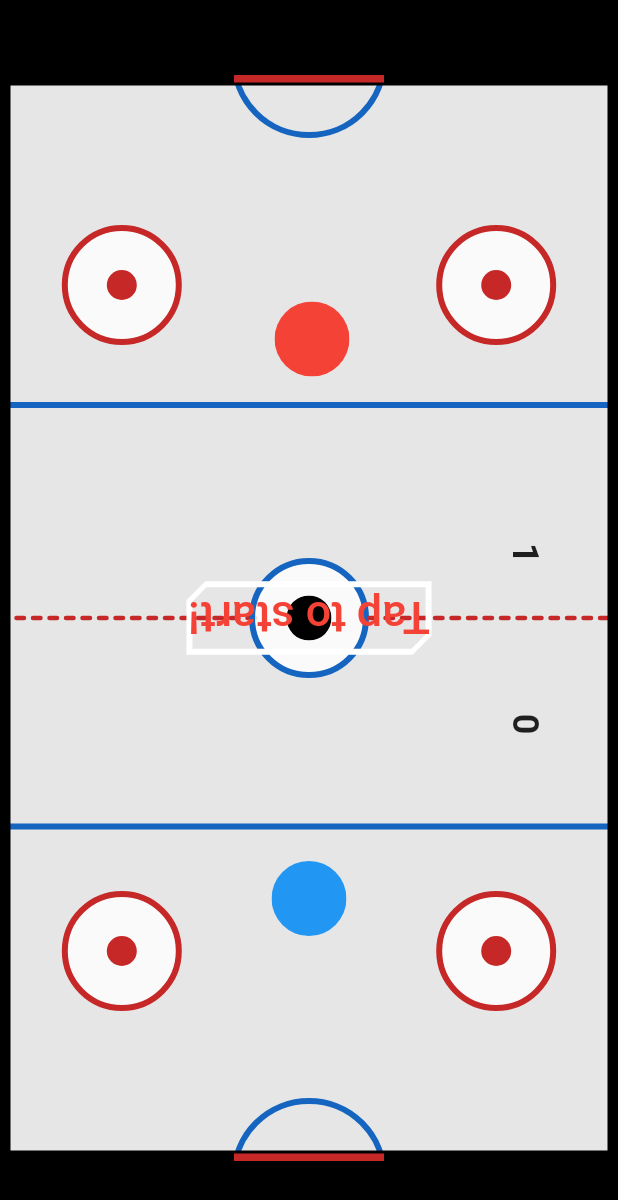
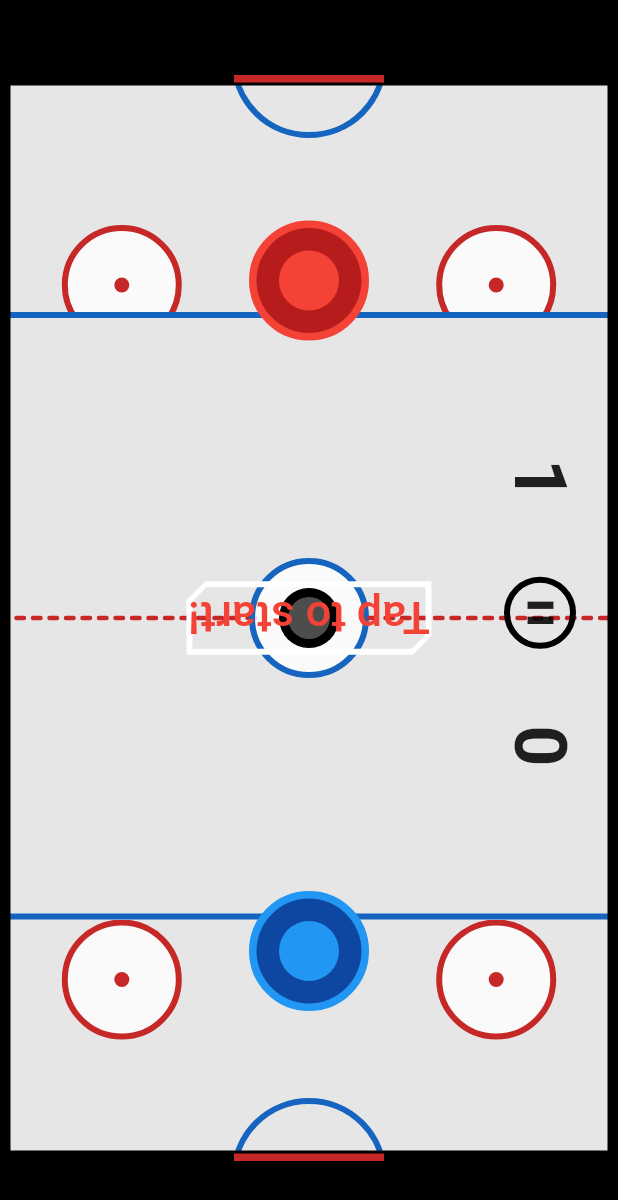
Before and after one commit to hngx-org/team-hurricane-hockey, a Flutter app: the GameScreen screen opened by its route, after a tap on "Tap to start!", on a phone screen of 412 x 824 dp. Shown: the top 1200 px of the screen. Run offline on Flutter 3.47's test engine with Material 2 defaults, Android fonts, the phone set to English and light mode, and no system bars; our stand-ins replace animate_do, google_fonts; statements that could not run were skipped.

Commit message:
fixes: UI fixes

```diff
--- a/lib/constants.dart
+++ b/lib/constants.dart
@@ -1,4 +1,4 @@
-const playerSize = 50.0;
+const playerSize = 80.0;
 const playerRadius = playerSize / 2;
-const ballSize = 30.0;
+const ballSize = 40.0;
 const ballRadius = ballSize / 2;
--- a/lib/screens/game_screen.dart
+++ b/lib/screens/game_screen.dart
@@ -1,4 +1,4 @@
-import 'dart:math';
+import 'dart:math' as math;
 
 import 'package:flutter/material.dart';
 import 'package:flutter/services.dart';
@@ -11,7 +11,7 @@ import 'package:team_hurricane_hockey/screens/widgets/spaces.dart';
 
 class GameScreen extends StatefulWidget {
   const GameScreen({Key? key}) : super(key: key);
-static const routeName = 'gameScreen';
+  static const routeName = 'gameScreen';
 
   @override
   State<GameScreen> createState() => _MyHomePageState();
@@ -56,9 +56,10 @@ class _MyHomePageState extends State<GameScreen> {
   late double distanceBall2P1;
   late double distanceBall2P2;
   int gameEndsAt = 10;
+  Offset? previousPoint;
 
   double pythagoras(double a, double b) {
-    return sqrt(pow(a, 2).toDouble() + pow(b, 2).toDouble());
+    return math.sqrt(math.pow(a, 2).toDouble() + math.pow(b, 2).toDouble());
   }
 
   void nextRound(String player) {
@@ -71,14 +72,6 @@ class _MyHomePageState extends State<GameScreen> {
       textStart = "${player1.name} Wins";
       textStartFontSize *= 2;
       turn = player1.name;
-      // player1.left = MediaQuery.of(context).size.width / 2 - playerRadius;
-      // player1.top = playerSize * 3;
-      // player2.left = MediaQuery.of(context).size.width / 2 - playerRadius;
-      // player2.top = MediaQuery.of(context).size.height - (playerSize * 6);
-      // textStartLeft = tableWidth / 2 - textStartWidth / 2;
-      // textStartTop = tableHeight / 2 - textStartHeight / 2;
-      // ball.left = MediaQuery.of(context).size.width / 2 - ballRadius;
-      // ball.top = (MediaQuery.of(context).size.height / 2) - ballRadius - 50;
       gameIsFinished = true;
     } else if (player2.score == gameEndsAt) {
       textStart = "${player2.name} Wins";
@@ -167,11 +160,15 @@ class _MyHomePageState extends State<GameScreen> {
       player1.left -= 2.0; // Adjust the speed of the computer player's horizontal movement.
     }
 
+    previousPoint = Offset(player1.left, 0);
+
     if (player1.centerY < desiredY) {
       player1.top += 1.0; // Adjust the speed of the computer player's vertical movement.
     } else if (player1.centerY > desiredY) {
       player1.top -= 1.0; // Adjust the speed of the computer player's vertical movement.
     }
+
+    previousPoint = Offset(player1.left, player1.top);
 
     // Ensure the computer player's paddle stays within its half of the field horizontally and vertically.
     player1.top = player1.top.clamp(minY, maxY);
@@ -193,7 +190,7 @@ class _MyHomePageState extends State<GameScreen> {
     double speedFactor = 2.0;
 
     // Limit the maximum speed
-    double maxSpeed = 5.0;
+    double maxSpeed = 2.0;
     horizontalSpeed = horizontalSpeed.clamp(-maxSpeed, maxSpeed);
     verticalSpeed = verticalSpeed.clamp(-maxSpeed, maxSpeed);
 
@@ -231,14 +228,14 @@ class _MyHomePageState extends State<GameScreen> {
       tableWidth = sWidth;
       tableHeight = sHeight - 100;
       player1.left = sWidth / 2 - playerRadius;
-      player1.top = playerSize * 3;
+      player1.top = playerSize * 1.2;
       player2.left = sWidth / 2 - playerRadius;
-      player2.top = sHeight - (playerSize * 6);
+      player2.top = sHeight - (playerSize * 3.5);
       textStartLeft = tableWidth / 2 - textStartWidth / 2;
       textStartTop = tableHeight / 2 - textStartHeight / 2;
       ball.left = sWidth / 2 - ballRadius;
       ball.top = (sHeight / 2) - ballRadius - 50;
-      turn = Random().nextBool() ? player1.name : player2.name;
+      turn = math.Random().nextBool() ? player1.name : player2.name;
       gameIsStarted = true;
     } else {
       defendGoal();
@@ -349,8 +346,8 @@ class _MyHomePageState extends State<GameScreen> {
                   : const SizedBox.shrink(),
               // ball and score text
               Positioned(
-                right: 48,
-                top: (MediaQuery.of(context).size.height / 2) - 100,
+                right: 24,
+                top: (MediaQuery.of(context).size.height / 2) - 156,
                 child: Column(
                   children: [
                     RotatedBox(
@@ -358,18 +355,39 @@ class _MyHomePageState extends State<GameScreen> {
                       child: Text(
                         player1.score.toString(),
                         style: const TextStyle(
-                          fontSize: 24,
+                          fontSize: 48,
                           fontWeight: FontWeight.w700,
                         ),
                       ),
                     ),
-                    const SizedBox(height: 100),
+                    const SizedBox(height: 51),
+                    InkWell(
+                      onTap: () {},
+                      child: Container(
+                        height: 48,
+                        width: 48,
+                        decoration: BoxDecoration(
+                          shape: BoxShape.circle,
+                          border: Border.all(width: 4),
+                        ),
+                        child: Center(
+                          child: Transform.rotate(
+                            angle: math.pi / 2,
+                            child: const Icon(
+                              Icons.pause,
+                              size: 30,
+                            ),
+                          ),
+                        ),
+                      ),
+                    ),
+                    const SizedBox(height: 51),
                     RotatedBox(
                       quarterTurns: 1,
                       child: Text(
                         player2.score.toString(),
                         style: const TextStyle(
-                          fontSize: 24,
+                          fontSize: 48,
                           fontWeight: FontWeight.w700,
                         ),
                       ),
@@ -381,12 +399,19 @@ class _MyHomePageState extends State<GameScreen> {
                   ? Positioned(
                       left: ball.left,
                       top: ball.top,
-                      child: ClipRRect(
-                        borderRadius: BorderRadius.circular(ballRadius),
+                      child: Container(
+                        padding: const EdgeInsets.all(6),
+                        width: ballSize,
+                        height: ballSize,
+                        decoration: BoxDecoration(
+                          color: ball.color,
+                          shape: BoxShape.circle,
+                        ),
                         child: Container(
-                          width: ballSize,
-                          height: ballSize,
-                          color: ball.color,
+                          decoration: BoxDecoration(
+                            color: Colors.white.withOpacity(.3),
+                            shape: BoxShape.circle,
+                          ),
                         ),
                       ),
                     )
@@ -412,8 +437,8 @@ class _MyHomePageState extends State<GameScreen> {
                         if (gameIsFinished) {
                           return;
                         }
-                        xSpeed = Random().nextBool() ? (Random().nextInt(2) + 1).toDouble() : -(Random().nextInt(2) + 1).toDouble();
-                        ySpeed = turn == player1.name ? (Random().nextInt(1) + 1).toDouble() : -(Random().nextInt(1) + 1).toDouble();
+                        xSpeed = math.Random().nextBool() ? (math.Random().nextInt(2) + 1).toDouble() : -(math.Random().nextInt(2) + 1).toDouble();
+                        ySpeed = turn == player1.name ? (math.Random().nextInt(1) + 1).toDouble() : -(math.Random().nextInt(1) + 1).toDouble();
                         showStartText = false;
                         do {
                           ball.left += xSpeed;
@@ -425,9 +450,9 @@ class _MyHomePageState extends State<GameScreen> {
                           }
                           if (ball.top > tableHeight - ballSize / 3) {
                             player1.left = sWidth / 2 - playerRadius;
-                            player1.top = playerSize * 3;
+                            player1.top = playerSize * 1.2;
                             player2.left = sWidth / 2 - playerRadius;
-                            player2.top = sHeight - (playerSize * 6);
+                            player2.top = sHeight - (playerSize * 3.5);
                             ball.left = sWidth / 2 - ballRadius;
                             ball.top = (sHeight / 2) - ballRadius - 50;
                             setState(() {});
@@ -435,9 +460,9 @@ class _MyHomePageState extends State<GameScreen> {
                             break;
                           } else if (ball.top <= 0 - ballSize * 2 / 3) {
                             player1.left = sWidth / 2 - playerRadius;
-                            player1.top = playerSize * 3;
+                            player1.top = playerSize * 1.2;
                             player2.left = sWidth / 2 - playerRadius;
-                            player2.top = sHeight - (playerSize * 6);
+                            player2.top = sHeight - (playerSize * 3.5);
                             ball.left = sWidth / 2 - ballRadius;
                             ball.top = (sHeight / 2) - ballRadius - 50;
                             nextRound(player2.name);
--- a/lib/screens/widgets/player.dart
+++ b/lib/screens/widgets/player.dart
@@ -1,19 +1,39 @@
 import 'package:flutter/material.dart';
-import 'package:team_hurricane_hockey/constants.dart';
 import 'package:team_hurricane_hockey/models/player.dart';
 
 class PlayerChip extends StatelessWidget {
-  const PlayerChip({super.key, required this.player});
+  const PlayerChip({
+    super.key,
+    required this.player,
+  });
   final Player player;
 
   @override
   Widget build(BuildContext context) {
-    return ClipRRect(
-      borderRadius: BorderRadius.circular(playerRadius),
+    return Container(
+      padding: const EdgeInsets.all(2),
+      decoration: BoxDecoration(
+        shape: BoxShape.circle,
+        color: player.name == "blue" ? Colors.blue : Colors.red,
+        border: Border.all(
+          color: player.name == "blue" ? Colors.blue : Colors.red,
+          width: 3,
+        ),
+      ),
+      width: player.size,
+      height: player.size,
       child: Container(
-        width: player.size,
-        height: player.size,
-        color: player.color,
+        padding: const EdgeInsets.all(15),
+        decoration: BoxDecoration(
+          shape: BoxShape.circle,
+          color: player.name == "blue" ? Colors.blue.shade900 : Colors.red.shade900,
+        ),
+        child: Container(
+          decoration: BoxDecoration(
+            shape: BoxShape.circle,
+            color: player.name == "blue" ? Colors.blue : Colors.red,
+          ),
+        ),
       ),
     );
   }
--- a/lib/screens/widgets/spaces.dart
+++ b/lib/screens/widgets/spaces.dart
@@ -27,7 +27,7 @@ class TopSpace extends StatelessWidget {
           ),
           Column(
             children: [
-              SizedBox(height: playerSize * 2),
+              const SizedBox(height: 100),
               Padding(
                 padding: EdgeInsets.symmetric(horizontal: MediaQuery.of(context).size.width * .1),
                 child: Row(
@@ -45,8 +45,8 @@ class TopSpace extends StatelessWidget {
                       ),
                       child: Center(
                         child: Container(
-                          height: 20,
-                          width: 20,
+                          height: 10,
+                          width: 10,
                           decoration: BoxDecoration(
                             color: Colors.red.shade800,
                             shape: BoxShape.circle,
@@ -68,8 +68,8 @@ class TopSpace extends StatelessWidget {
                       ),
                       child: Center(
                         child: Container(
-                          height: 20,
-                          width: 20,
+                          height: 10,
+                          width: 10,
                           decoration: BoxDecoration(
                             color: Colors.red.shade800,
                             shape: BoxShape.circle,
@@ -134,8 +134,8 @@ class BottomSpace extends StatelessWidget {
                       ),
                       child: Center(
                         child: Container(
-                          height: 20,
-                          width: 20,
+                          height: 10,
+                          width: 10,
                           decoration: BoxDecoration(
                             color: Colors.red.shade800,
                             shape: BoxShape.circle,
@@ -157,8 +157,8 @@ class BottomSpace extends StatelessWidget {
                       ),
                       child: Center(
                         child: Container(
-                          height: 20,
-                          width: 20,
+                          height: 10,
+                          width: 10,
                           decoration: BoxDecoration(
                             color: Colors.red.shade800,
                             shape: BoxShape.circle,
@@ -169,7 +169,7 @@ class BottomSpace extends StatelessWidget {
                   ],
                 ),
               ),
-              SizedBox(height: playerSize * 2),
+              const SizedBox(height: 100),
             ],
           ),
         ],
```
Also changed, not shown: pubspec.lock, 3 other files.
